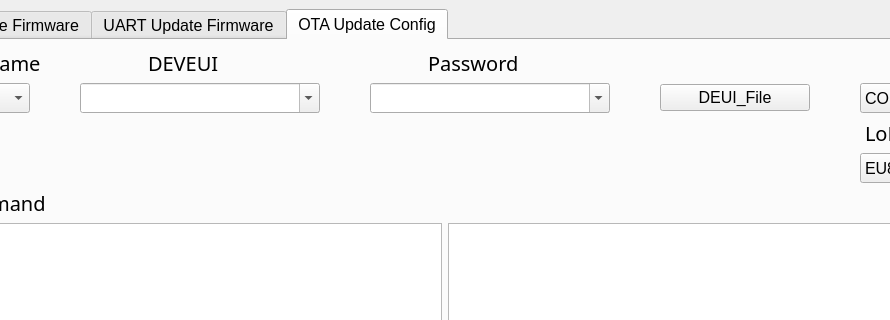
Qt form Qt_App/OTA_App.ui (Daiiingc/App_Update_OTA) before a commit; both pictures show x 100 to 990 and y 0 to 320 of the 1090 by 783 pixel window.
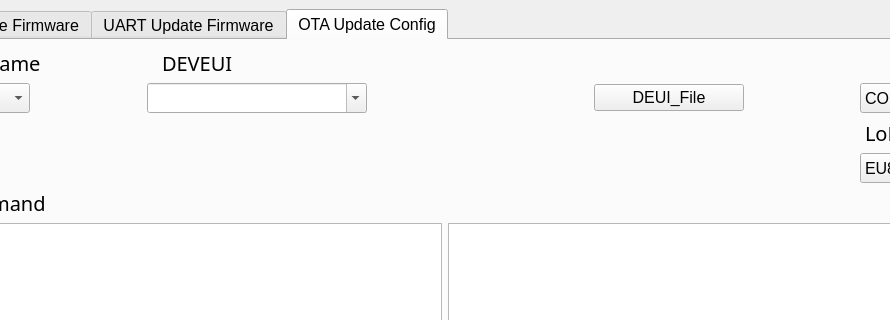
The same form after that commit. The open tabs and pages were chosen to show the change.

Patch:
```diff
--- a/Qt_App/OTA_App.ui
+++ b/Qt_App/OTA_App.ui
@@ -1038,19 +1038,6 @@
             </property>
            </spacer>
           </item>
-          <item>
-           <widget class="QLabel" name="label_9">
-            <property name="font">
-             <font>
-              <family>Arial Rounded MT Bold</family>
-              <pointsize>15</pointsize>
-             </font>
-            </property>
-            <property name="text">
-             <string>Password</string>
-            </property>
-           </widget>
-          </item>
           <item>
            <spacer name="horizontalSpacer_43">
             <property name="orientation">
@@ -1147,7 +1134,7 @@
            <widget class="QComboBox" name="Box_File_Tab_3">
             <property name="minimumSize">
              <size>
-              <width>240</width>
+              <width>220</width>
               <height>30</height>
              </size>
             </property>
@@ -1169,19 +1156,6 @@
             </property>
            </spacer>
           </item>
-          <item>
-           <widget class="QComboBox" name="Box_Password_Tab_3">
-            <property name="minimumSize">
-             <size>
-              <width>240</width>
-              <height>30</height>
-             </size>
-            </property>
-            <property name="editable">
-             <bool>true</bool>
-            </property>
-           </widget>
-          </item>
           <item>
            <spacer name="horizontalSpacer_49">
             <property name="orientation">
```
Left out of the diff: 28 changed lines with no effect on the pictures.
